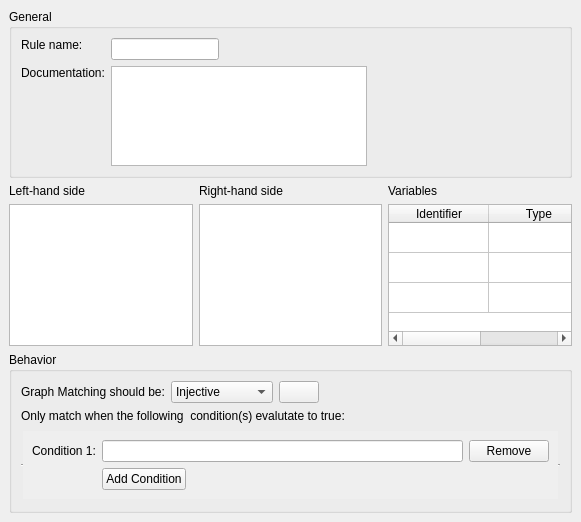
Before: the Qt Designer form src/developer/ruleedit.ui in aelliott/GP2, drawn with Qt 5.
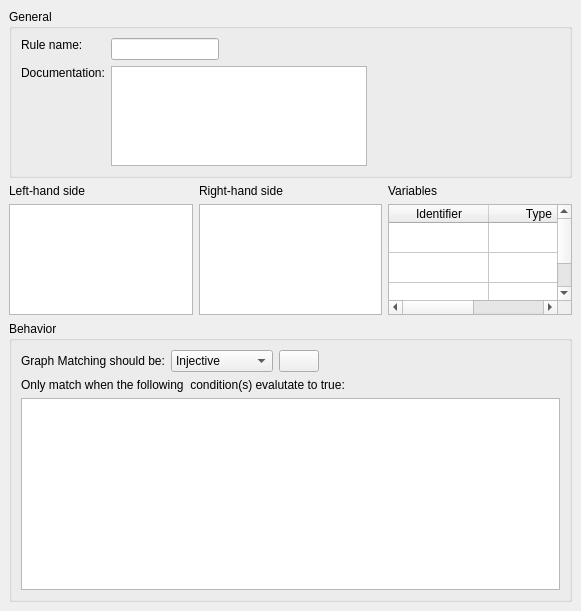
After: the same form once the commit is applied. Icons and pictures are not drawn. Custom widgets are drawn as their Qt base class.

Commit message:
Added structure for a syntax highlighted condition editor
Improved Dot/Graphviz parser to handle nodes defined implicitly or with
IDs that GP does not consider
Improved GXL parser handling of invalid IDs
Added caching of computed values in EdgeItem and NodeItem to reduce
overhead while rendering the scene
Got ready to delete elements from the graph view
Made the layout mechanism run automatically if there is no detected
layout already
Added importers for rules, programs and graphs

```diff
--- a/src/developer/ruleedit.ui
+++ b/src/developer/ruleedit.ui
@@ -7,7 +7,7 @@
     <x>0</x>
     <y>0</y>
     <width>581</width>
-    <height>522</height>
+    <height>611</height>
    </rect>
   </property>
   <property name="windowTitle">
@@ -263,93 +263,25 @@
        </widget>
       </item>
       <item>
-       <widget class="QScrollArea" name="conditionsScrollArea">
-        <property name="sizePolicy">
-         <sizepolicy hsizetype="Expanding" vsizetype="Minimum">
-          <horstretch>0</horstretch>
-          <verstretch>0</verstretch>
-         </sizepolicy>
-        </property>
-        <property name="frameShape">
-         <enum>QFrame::HLine</enum>
-        </property>
-        <property name="widgetResizable">
-         <bool>true</bool>
-        </property>
-        <widget class="QWidget" name="scrollAreaWidgetContents">
-         <property name="geometry">
-          <rect>
-           <x>0</x>
-           <y>0</y>
-           <width>531</width>
-           <height>91</height>
-          </rect>
-         </property>
-         <layout class="QGridLayout" name="gridLayout">
-          <item row="0" column="0">
-           <widget class="QLabel" name="condition1Label">
-            <property name="sizePolicy">
-             <sizepolicy hsizetype="Preferred" vsizetype="Fixed">
-              <horstretch>0</horstretch>
-              <verstretch>0</verstretch>
-             </sizepolicy>
-            </property>
-            <property name="text">
-             <string>Condition 1:</string>
-            </property>
-           </widget>
-          </item>
-          <item row="0" column="1">
-           <widget class="QLineEdit" name="condition1Edit"/>
-          </item>
-          <item row="0" column="2">
-           <widget class="QPushButton" name="condition1Delete">
-            <property name="text">
-             <string>Remove</string>
-            </property>
-            <property name="icon">
-             <iconset resource="icons.qrc">
-              <normaloff>:/icons/small_delete.png</normaloff>:/icons/small_delete.png</iconset>
-            </property>
-           </widget>
-          </item>
-          <item row="1" column="1">
-           <layout class="QHBoxLayout" name="addConditionLayout">
-            <item>
-             <widget class="QPushButton" name="addConditionButton">
-              <property name="text">
-               <string>Add Condition</string>
-              </property>
-              <property name="icon">
-               <iconset resource="icons.qrc">
-                <normaloff>:/icons/small_add.png</normaloff>:/icons/small_add.png</iconset>
-              </property>
-             </widget>
-            </item>
-            <item>
-             <spacer name="addConditionSpacer">
-              <property name="orientation">
-               <enum>Qt::Horizontal</enum>
-              </property>
-              <property name="sizeHint" stdset="0">
-               <size>
-                <width>40</width>
-                <height>20</height>
-               </size>
-              </property>
-             </spacer>
-            </item>
-           </layout>
-          </item>
-         </layout>
-        </widget>
-       </widget>
+       <widget class="Developer::ConditionEditor" name="conditionsEdit"/>
       </item>
      </layout>
     </widget>
    </item>
   </layout>
  </widget>
+ <customwidgets>
+  <customwidget>
+   <class>Developer::GraphWidget</class>
+   <extends>QGraphicsView</extends>
+   <header>graphview/graphwidget.hpp</header>
+  </customwidget>
+  <customwidget>
+   <class>Developer::ConditionEditor</class>
+   <extends>QPlainTextEdit</extends>
+   <header>conditioneditor.hpp</header>
+  </customwidget>
+ </customwidgets>
  <resources>
   <include location="icons.qrc"/>
  </resources>
```
Left out of the diff: 80 changed lines with no effect on the pictures. The commit also changes 39 other files.
